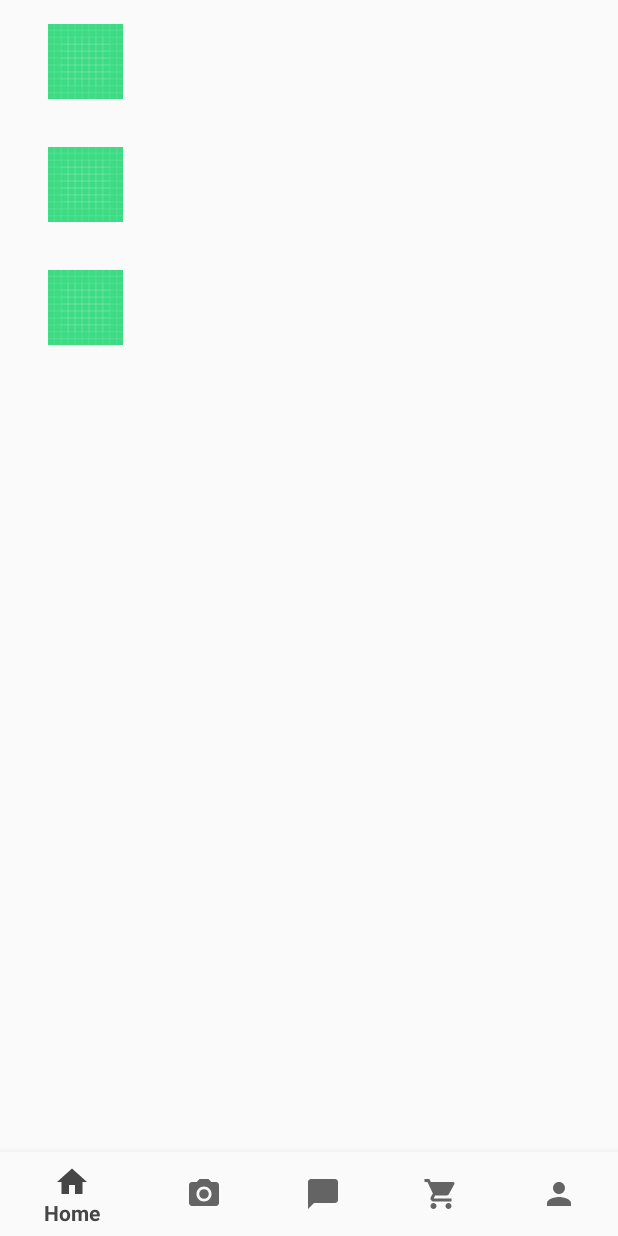
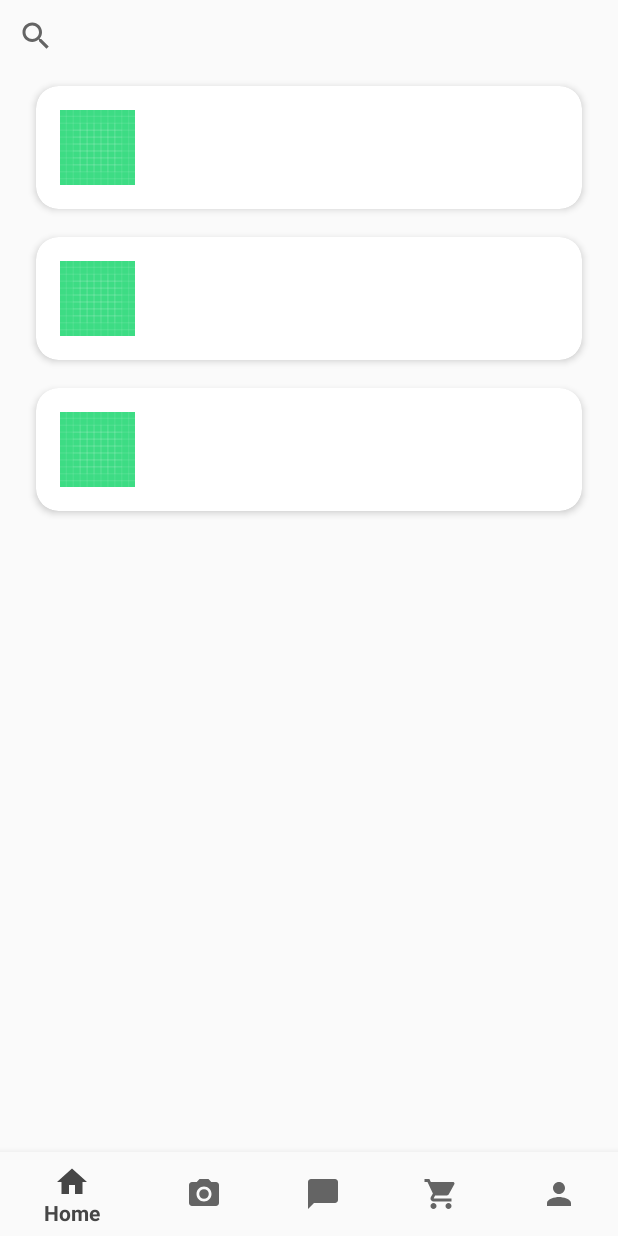
Before and after one commit to QuynhAi/uDeal, an Android app: the layout activity_message_inbox.xml on its own in the app's theme, with its tools: preview values and no code run, on a phone screen of 412 x 824 dp. Run offline under Robolectric (Android 15) with nearby library versions, the phone set to English and light mode, and no system bars.

Commit message:
added search layout for inbox

```diff
--- a/app/src/main/java/inbox/MessageInboxActivity.java
+++ b/app/src/main/java/inbox/MessageInboxActivity.java
@@ -17,6 +17,7 @@ import android.view.MenuItem;
 import android.view.View;
 import android.view.ViewGroup;
 import android.widget.ImageView;
+import android.widget.SearchView;
 import android.widget.TextView;
 import android.widget.Toast;
 
@@ -62,6 +63,8 @@ public class MessageInboxActivity extends AppCompatActivity {
     /** The current string. */
     private String current;
 
+    SearchView searchView;
+
     /**
      * Sets up the messages.
      *
@@ -93,6 +96,20 @@ public class MessageInboxActivity extends AppCompatActivity {
             url.append(current);
             new UserInboxTask().execute(url.toString());
         }
+        searchView=(SearchView) findViewById(R.id.search_inbox);
+        searchView.setQueryHint("Search View");
+        searchView.setOnQueryTextListener(new SearchView.OnQueryTextListener() {
+            @Override
+            public boolean onQueryTextSubmit(String query) {
+                Toast.makeText(getBaseContext(), query, Toast.LENGTH_LONG).show();
+                return false;
+            }
+            @Override
+            public boolean onQueryTextChange(String newText) {
+                //Toast.makeText(getBaseContext(), newText, Toast.LENGTH_LONG).show();
+                return false;
+            }
+        });
     }
 
     @Override
--- a/app/src/main/res/layout/activity_message_inbox.xml
+++ b/app/src/main/res/layout/activity_message_inbox.xml
@@ -7,21 +7,27 @@
     android:layout_height="match_parent"
     tools:context="inbox.MessageInboxActivity">
 
+    <SearchView
+        android:id="@+id/search_inbox"
+        android:layout_width="match_parent"
+        android:elevation="2dp"
+        android:layout_alignParentTop="true"
+        android:layout_height="wrap_content">
+    </SearchView>
 
-    <androidx.recyclerview.widget.RecyclerView xmlns:android="http://schemas.android.com/apk/res/android"
-        xmlns:app="http://schemas.android.com/apk/res-auto"
-        xmlns:tools="http://schemas.android.com/tools"
+    <androidx.recyclerview.widget.RecyclerView
         android:id="@+id/fragment_container"
         android:name="inbox.InboxListFragment"
-        android:layout_width="wrap_content"
+        android:layout_width="match_parent"
         android:layout_height="match_parent"
+        android:layout_above="@id/bottom_toolbar"
+        android:layout_below="@id/search_inbox"
         android:layout_marginLeft="16dp"
         android:layout_marginRight="16dp"
+        android:text='Please wait, loading...'
         app:layoutManager="LinearLayoutManager"
-        android:text='Please wait, loading...'
         tools:context="inbox.InboxListActivity"
-        tools:listitem="@layout/inbox_list_content">
-    </androidx.recyclerview.widget.RecyclerView>
+        tools:listitem="@layout/inbox_list_content"></androidx.recyclerview.widget.RecyclerView>
 
     <com.google.android.material.bottomnavigation.BottomNavigationView
         android:id="@+id/bottom_toolbar"
--- a/app/src/main/res/layout/inbox_list_content.xml
+++ b/app/src/main/res/layout/inbox_list_content.xml
@@ -1,5 +1,15 @@
 <?xml version="1.0" encoding="utf-8"?>
-<LinearLayout xmlns:android="http://schemas.android.com/apk/res/android"
+<androidx.cardview.widget.CardView xmlns:android="http://schemas.android.com/apk/res/android"
+    xmlns:tools="http://schemas.android.com/tools"
+    android:layout_width="match_parent"
+    android:layout_height="wrap_content"
+    xmlns:app="http://schemas.android.com/apk/res-auto"
+    app:cardBackgroundColor="#fff"
+    app:cardCornerRadius="15dp"
+    app:cardElevation="3dp"
+    app:cardUseCompatPadding="true">
+
+    <LinearLayout xmlns:android="http://schemas.android.com/apk/res/android"
     xmlns:app="http://schemas.android.com/apk/res-auto"
     xmlns:tools="http://schemas.android.com/tools"
     android:layout_width="match_parent"
@@ -33,7 +43,41 @@
             android:layout_gravity="center"
             android:textAppearance="?attr/textAppearanceListItem" />
     </LinearLayout>
+    </LinearLayout>
+</androidx.cardview.widget.CardView>
+<!--<?xml version="1.0" encoding="utf-8"?>-->
+<!--<LinearLayout xmlns:android="http://schemas.android.com/apk/res/android"-->
+<!--xmlns:app="http://schemas.android.com/apk/res-auto"-->
+<!--xmlns:tools="http://schemas.android.com/tools"-->
+<!--android:layout_width="match_parent"-->
+<!--android:layout_height="wrap_content"-->
+<!--android:orientation="horizontal">-->
 
+<!--<ImageView-->
+<!--    android:id="@+id/inbox_item_view"-->
+<!--    android:layout_width="50dp"-->
+<!--    android:layout_height="50dp"-->
+<!--    android:adjustViewBounds="true"-->
+<!--    android:background="@drawable/ic_launcher_background"-->
+<!--    android:layout_margin="@dimen/text_margin"-->
+<!--    android:scaleType="centerCrop" />-->
 
-
-</LinearLayout>
+<!--<LinearLayout-->
+<!--    android:layout_width="wrap_content"-->
+<!--    android:layout_height="wrap_content"-->
+<!--    android:orientation="vertical">-->
+<!--    <TextView-->
+<!--        android:id="@+id/item_name"-->
+<!--        android:layout_width="200dp"-->
+<!--        android:layout_height="wrap_content"-->
+<!--        android:layout_gravity="center"-->
+<!--        android:layout_marginTop="@dimen/text_margin"-->
+<!--        android:textAppearance="?attr/textAppearanceListItem" />-->
+<!--    <TextView-->
+<!--        android:id="@+id/content"-->
+<!--        android:layout_width="200dp"-->
+<!--        android:layout_height="wrap_content"-->
+<!--        android:layout_gravity="center"-->
+<!--        android:textAppearance="?attr/textAppearanceListItem" />-->
+<!--</LinearLayout>-->
+<!--</LinearLayout>-->
```
Also changed, not shown: app/src/main/res/layout/activity_inbox_detail.xml (+0 -19 lines).
